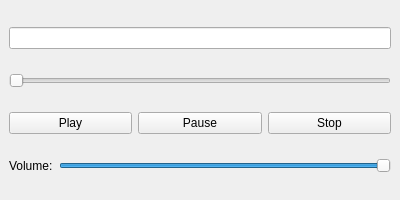
Qt form src/mainwindow.ui (Virteso/music-player) before a commit.
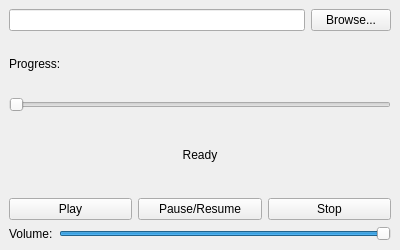
The same form after that commit.

Commit message: Greatly improved seeking, improved UI, added error logging and messages, changed file handling among other small things

The edit to the form file:
```diff
--- a/src/mainwindow.ui
+++ b/src/mainwindow.ui
@@ -7,7 +7,7 @@
     <x>0</x>
     <y>0</y>
     <width>400</width>
-    <height>200</height>
+    <height>250</height>
    </rect>
   </property>
   <property name="windowTitle">
@@ -16,12 +16,44 @@
   <widget class="QWidget" name="centralwidget">
    <layout class="QVBoxLayout" name="verticalLayout">
     <item>
-     <widget class="QLineEdit" name="lineEditPath"/>
+     <layout class="QHBoxLayout" name="fileLayout">
+      <item>
+       <widget class="QLineEdit" name="lineEditPath"/>
+      </item>
+      <item>
+       <widget class="QPushButton" name="buttonBrowse">
+        <property name="text">
+         <string>Browse...</string>
+        </property>
+       </widget>
+      </item>
+     </layout>
     </item>
     <item>
-     <widget class="QSlider" name="progressBar">
-      <property name="orientation">
-       <enum>Qt::Horizontal</enum>
+     <layout class="QVBoxLayout" name="progressLayout">
+      <item>
+       <widget class="QLabel" name="progressLabel">
+        <property name="text">
+         <string>Progress:</string>
+        </property>
+       </widget>
+      </item>
+      <item>
+       <widget class="QSlider" name="progressBar">
+        <property name="orientation">
+         <enum>Qt::Horizontal</enum>
+        </property>
+       </widget>
+      </item>
+     </layout>
+    </item>
+    <item>
+     <widget class="QLabel" name="statusLabel">
+      <property name="text">
+       <string>Ready</string>
+      </property>
+      <property name="alignment">
+       <set>Qt::AlignCenter</set>
       </property>
      </widget>
     </item>
@@ -37,7 +69,7 @@
       <item>
        <widget class="QPushButton" name="buttonPause">
         <property name="text">
-         <string>Pause</string>
+         <string>Pause/Resume</string>
         </property>
        </widget>
       </item>
```
The commit also changes 2 other files.
